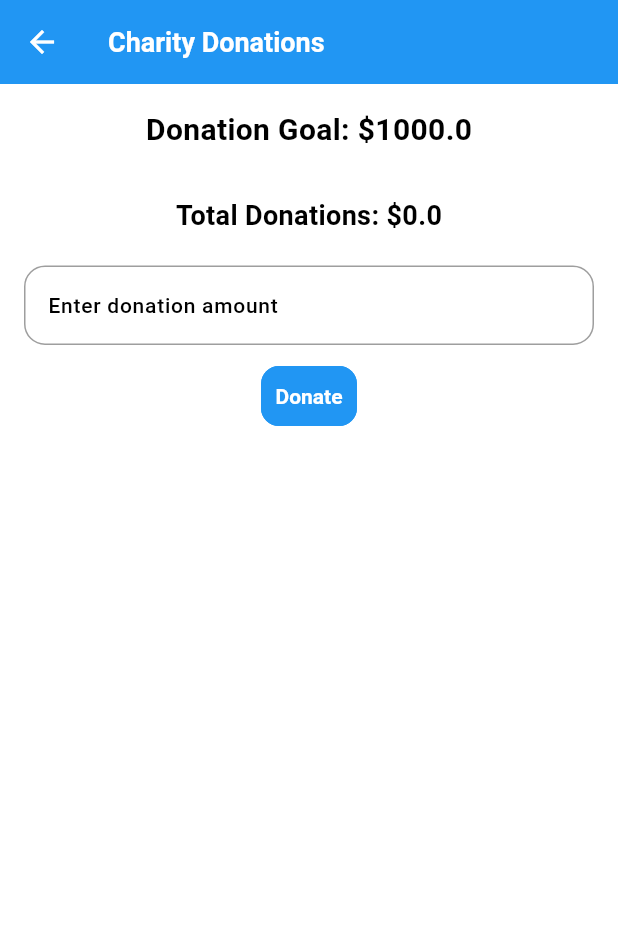
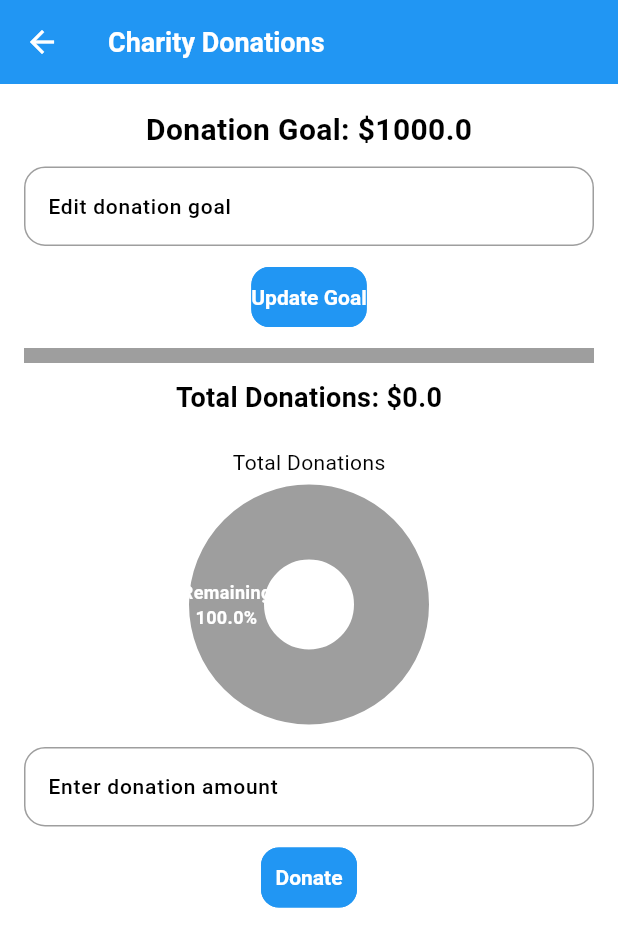
Before and after one commit to JONIETECH/CASH-APP, a Flutter app: the CharityDonationsPage screen opened directly, on a phone screen of 412 x 824 dp. Shown: the top 947 px of the screen. Run offline on Flutter 3.47's test engine with Material 3 defaults, Android fonts, the phone set to English and light mode, and no system bars; drawn by our look-alikes of fl_chart, flutter_animate; our stand-ins replace bloc, dotted_border, equatable, flutter_bloc, flutter_dotenv, flutter_local_notifications and 11 more; accounts and stored records are empty; statements that could not run were skipped.

Commit message:
implemented clean architecture

```diff
--- a/lib/features/budget_management/presentation/pages/track_budgets.dart
+++ b/lib/features/budget_management/presentation/pages/track_budgets.dart
@@ -1,4 +1,4 @@
-import 'package:finance_tracker/features/charity/presentation/pages/donations.dart';
+import 'package:finance_tracker/features/charity/presentation/pages/charity_donations_page.dart';
 import 'package:flutter/material.dart';
 
 class TrackBudgets extends StatefulWidget {
@@ -84,7 +84,7 @@ class _TrackBudgetsState extends State<TrackBudgets> {
                   MaterialPageRoute(builder: (context) => const CharityDonationsPage()),
                 );
               },
-              child: const Text('Go to Charity Donations'),
+              child: const Text('Donations'),
             ),
           ],
         ),
--- a/lib/features/charity/presentation/pages/donations.dart
+++ b/lib/features/charity/presentation/pages/charity_donations_page.dart
@@ -1,5 +1,7 @@
+import 'package:fl_chart/fl_chart.dart';
 import 'package:flutter/material.dart';
 import 'package:flutter_animate/flutter_animate.dart';
+import 'package:intl/intl.dart';
 
 void main() {
   runApp(const CharityPage());
@@ -11,7 +13,7 @@ class CharityPage extends StatelessWidget {
   @override
   Widget build(BuildContext context) {
     return const MaterialApp(
-      title: 'Charity Donations',
+      title: 'Donations',
       home: CharityDonationsPage(),
     );
   }
@@ -27,22 +29,43 @@ class CharityDonationsPage extends StatefulWidget {
 
 class _CharityDonationsPageState extends State<CharityDonationsPage> with TickerProviderStateMixin {
   final TextEditingController _donationAmountController = TextEditingController();
+  final TextEditingController _donationGoalController = TextEditingController();
 
   double _donationGoal = 1000;
   double _totalDonations = 0;
-  List<double> _donations = [];
+  List<Map<String, dynamic>> _donations = [];
 
   void _addDonation(double amount) {
     setState(() {
       _totalDonations += amount;
-      _donations.add(amount);
+      _donations.add({'amount': amount, 'date': DateTime.now()});
     });
+  }
+
+  void _updateDonationGoal() {
+    if (_donationGoalController.text.isNotEmpty) {
+      setState(() {
+        _donationGoal = double.parse(_donationGoalController.text);
+      });
+      _donationGoalController.clear();
+    }
   }
 
   @override
   void dispose() {
     _donationAmountController.dispose();
+    _donationGoalController.dispose();
     super.dispose();
+  }
+
+  PieChartSectionData _createSectionData(double value, double total, Color color, String title) {
+    return PieChartSectionData(
+      color: color,
+      value: value,
+      title: '$title\n${(value / total * 100).toStringAsFixed(1)}%',
+      radius: 50,
+      titleStyle: const TextStyle(fontSize: 12, fontWeight: FontWeight.bold, color: Colors.white),
+    );
   }
 
   @override
@@ -60,14 +83,50 @@ class _CharityDonationsPageState extends State<CharityDonationsPage> with Ticker
               style: const TextStyle(fontSize: 20, fontWeight: FontWeight.bold),
             ),
             const SizedBox(height: 10),
+            TextField(
+              controller: _donationGoalController,
+              decoration: const InputDecoration(
+                labelText: 'Edit donation goal',
+                border: OutlineInputBorder(),
+              ),
+              keyboardType: TextInputType.number,
+            ),
+            const SizedBox(height: 10),
+            ElevatedButton(
+              onPressed: _updateDonationGoal,
+              child: const Text('Update Goal'),
+            ).animate().scale(),
+            const SizedBox(height: 10),
             LinearProgressIndicator(
               value: _totalDonations / _donationGoal,
               minHeight: 10,
+              color: Colors.green,
+              backgroundColor: Colors.grey,
             ).animate().fadeIn().slideX(duration: const Duration(seconds: 1)),
             const SizedBox(height: 10),
             Text(
               'Total Donations: \$$_totalDonations',
               style: const TextStyle(fontSize: 18, fontWeight: FontWeight.bold),
+            ),
+            const SizedBox(height: 20),
+            Column(
+              children: [
+                const Text('Total Donations'),
+                const SizedBox(height: 10),
+                SizedBox(
+                  height: 150,
+                  child: PieChart(
+                    PieChartData(
+                      sections: [
+                        _createSectionData(_totalDonations, _donationGoal, Colors.green, 'Donated'),
+                        _createSectionData(_donationGoal - _totalDonations, _donationGoal, Colors.grey, 'Remaining'),
+                      ],
+                      sectionsSpace: 0,
+                      centerSpaceRadius: 30,
+                    ),
+                  ),
+                ),
+              ],
             ),
             const SizedBox(height: 20),
             TextField(
@@ -94,8 +153,11 @@ class _CharityDonationsPageState extends State<CharityDonationsPage> with Ticker
               child: ListView.builder(
                 itemCount: _donations.length,
                 itemBuilder: (context, index) {
+                  final donation = _donations[index];
+                  final date = DateFormat('yyyy-MM-dd').format(donation['date']);
                   return ListTile(
-                    title: Text('\$${_donations[index]}'),
+                    title: Text('\$${donation['amount']}'),
+                    subtitle: Text('Date: $date'),
                   ).animate().fadeIn(duration: Duration(milliseconds: 300 * (index + 1)));
                 },
               ),
--- a/pubspec.yaml
+++ b/pubspec.yaml
@@ -41,6 +41,7 @@ dependencies:
   hive: ^4.0.0-dev.2
   isar_flutter_libs: ^4.0.0-dev.13
   flutter_animate: ^4.5.0
+  fl_chart: ^0.68.0
   #isar: ^4.0.0-dev.14
 
 dev_dependencies:
```
Also changed, not shown: lib/features/charity/data/models/donation_model.dart (added), lib/features/charity/data/repositories/donation_repository_impl.dart (added), lib/features/charity/data/sources/local_data_source.dart (added), lib/features/charity/domain/entities/donation.dart (added), lib/features/charity/domain/repositories/donation_repository.dart (added), lib/features/charity/domain/usecases/get_donations.dart (added), lib/features/charity/domain/usecases/update_donation_goal.dart (added), lib/features/charity/presentation/charity_donations_bloc.dart (added), pubspec.lock.
